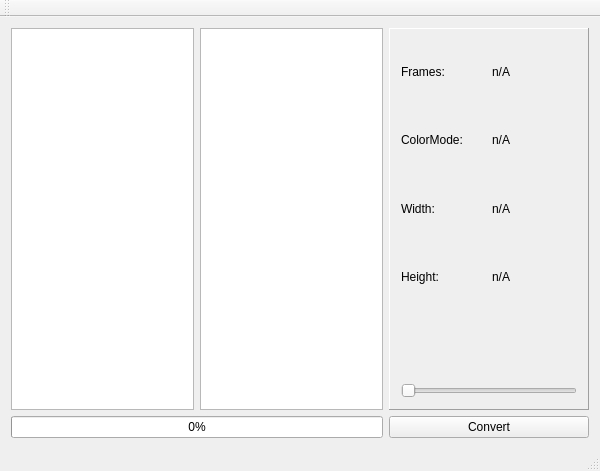
wbt729/converter, file converter/converter.ui: the form before one commit.
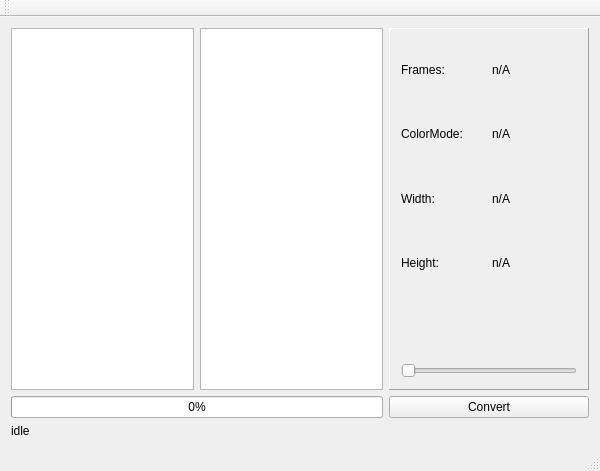
The form after the commit.

Commit message: add status messages while converting

```diff
--- a/converter/converter.ui
+++ b/converter/converter.ui
@@ -145,6 +145,13 @@
       </layout>
      </widget>
     </item>
+    <item row="2" column="0" colspan="2">
+     <widget class="QLabel" name="labelConversionStatus">
+      <property name="text">
+       <string>idle</string>
+      </property>
+     </widget>
+    </item>
    </layout>
   </widget>
   <widget class="QMenuBar" name="menuBar">
```
The commit also changes 7 other files.
